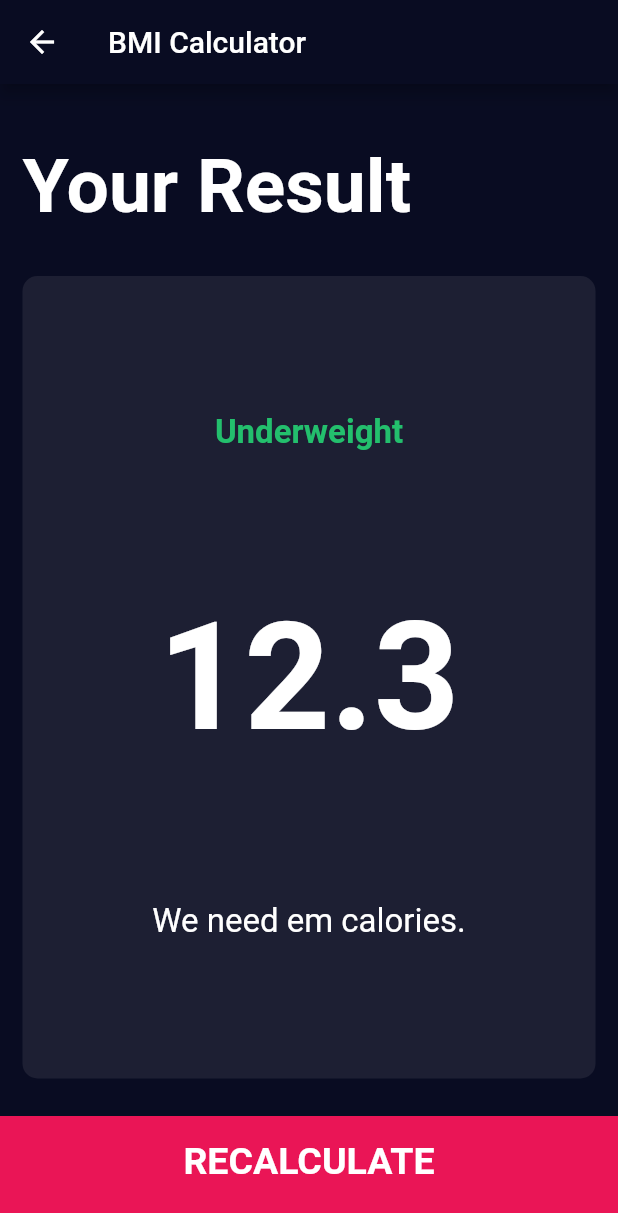
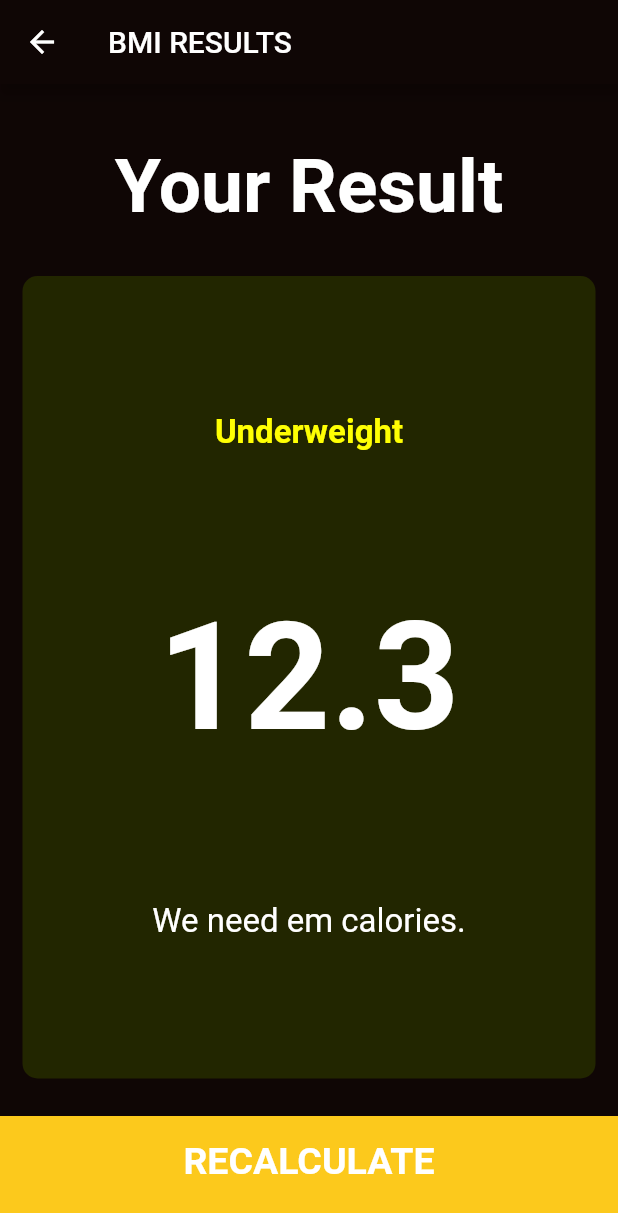
Before and after one commit to dch239/BMI-Calculator, a Flutter app: the screen it shows after launch, after a tap on "CALCULATE", on a phone screen of 412 x 824 dp. Shown: the top 1213 px of the screen. Run offline on Flutter 3.47's test engine with Material 2 defaults, Android fonts, the phone set to English and light mode, and no system bars; our stand-ins replace font_awesome_flutter.

Commit message:
Theme update

```diff
--- a/lib/constants.dart
+++ b/lib/constants.dart
@@ -14,8 +14,8 @@ const kBMITextStyle = TextStyle(fontSize: 100, fontWeight: FontWeight.bold);
 const kTitleTextStyle = TextStyle(fontSize: 50, fontWeight: FontWeight.bold);
 const kLargeButtonText = TextStyle(fontSize: 25, fontWeight: FontWeight.bold);
 const kResultTextStyle = TextStyle(
-    color: Color(0xDD24D876), fontSize: 22, fontWeight: FontWeight.bold);
+    color: Color(0xFFffff03), fontSize: 22, fontWeight: FontWeight.bold);
 const double kBottomContainerHeight = 80.0;
-const kActiveCardColor = Color(0xFF1D1F33);
-const kInactiveCardColor = Color(0xFF111328);
-const kBottomContainerColor = Color(0xFFEA1556);
+const kActiveCardColor = Color(0xFF222600);
+const kInactiveCardColor = Color(0xFF151500);
+const kBottomContainerColor = Color(0xFFFCC91C);
--- a/lib/main.dart
+++ b/lib/main.dart
@@ -8,8 +8,8 @@ class BMICalculator extends StatelessWidget {
   Widget build(BuildContext context) {
     return MaterialApp(
       theme: ThemeData.dark().copyWith(
-        scaffoldBackgroundColor: Color(0xFF090C22),
-        primaryColor: Color(0xFF090C22),
+        scaffoldBackgroundColor: Color(0xFF0f0605),
+        primaryColor: Color(0xFF0f0605),
       ),
       home: InputPage(),
     );
--- a/lib/screens/input_page.dart
+++ b/lib/screens/input_page.dart
@@ -103,8 +103,8 @@ class _InputPageState extends State<InputPage> {
                                 RoundSliderThumbShape(enabledThumbRadius: 15),
                             overlayShape:
                                 RoundSliderOverlayShape(overlayRadius: 30),
-                            thumbColor: Color(0xFFEB1555),
-                            overlayColor: Color(0x29EB1555),
+                            thumbColor: Color(0xFFFCC91C),
+                            overlayColor: Color(0x29FCC91C),
                             inactiveTrackColor: Color(0xFF8B8E98),
                             activeTrackColor: Colors.white,
                           ),
--- a/lib/screens/results_page.dart
+++ b/lib/screens/results_page.dart
@@ -17,7 +17,7 @@ class ResultsPage extends StatelessWidget {
   Widget build(BuildContext context) {
     return Scaffold(
       appBar: AppBar(
-        title: Text('BMI Calculator'),
+        title: Text('BMI RESULTS'),
       ),
       body: Column(
         mainAxisAlignment: MainAxisAlignment.spaceEvenly,
@@ -26,7 +26,7 @@ class ResultsPage extends StatelessWidget {
           Expanded(
             child: Container(
               padding: EdgeInsets.all(15),
-              alignment: Alignment.bottomLeft,
+              alignment: Alignment.bottomCenter,
               child: Text(
                 'Your Result',
                 style: kTitleTextStyle,
```
